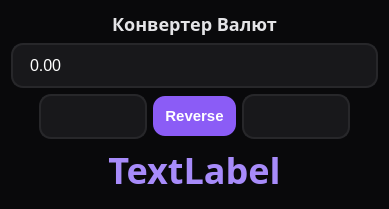
Old version of the form Conventer_valute_disagner.ui in the repository Gaznmazn/RatesConverter.
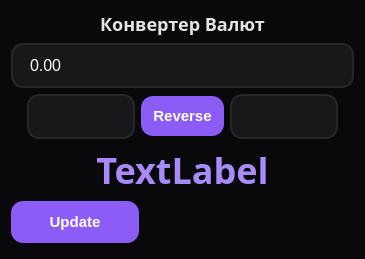
New version of the form.

Diff of the .ui file:
```diff
--- a/Conventer_valute_disagner.ui
+++ b/Conventer_valute_disagner.ui
@@ -6,8 +6,8 @@
    <rect>
     <x>0</x>
     <y>0</y>
-    <width>389</width>
-    <height>209</height>
+    <width>348</width>
+    <height>259</height>
    </rect>
   </property>
   <property name="windowTitle">
@@ -209,6 +209,25 @@
      </property>
     </widget>
    </item>
+   <item>
+    <widget class="QPushButton" name="update_btn">
+     <property name="minimumSize">
+      <size>
+       <width>80</width>
+       <height>0</height>
+      </size>
+     </property>
+     <property name="maximumSize">
+      <size>
+       <width>128</width>
+       <height>16777215</height>
+      </size>
+     </property>
+     <property name="text">
+      <string>Update</string>
+     </property>
+    </widget>
+   </item>
    <item>
     <spacer name="verticalSpacer">
      <property name="orientation">
```
